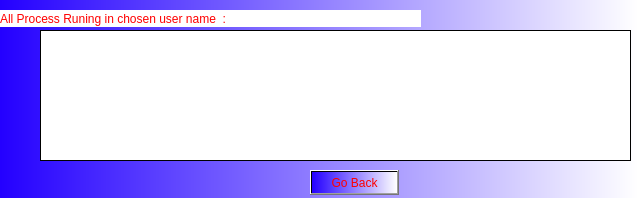
Old version of the form test2_b_r.ui in the repository ALITO1998/os-task.
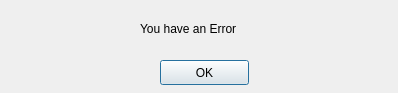
New version of the form.

What changed in the file:
```diff
--- a/test2_b_r.ui
+++ b/test2_b_r.ui
@@ -6,63 +6,40 @@
    <rect>
     <x>0</x>
     <y>0</y>
-    <width>638</width>
-    <height>198</height>
+    <width>398</width>
+    <height>93</height>
    </rect>
   </property>
   <property name="windowTitle">
    <string>Dialog</string>
   </property>
   <property name="styleSheet">
-   <string notr="true">background-color: qlineargradient(spread:pad, x1:0, y1:0, x2:1, y2:0, stop:0 rgba(36, 0, 255, 255), stop:1 rgba(255, 255, 255, 255));</string>
+   <string notr="true"/>
   </property>
-  <widget class="QLabel" name="label">
-   <property name="geometry">
-    <rect>
-     <x>0</x>
-     <y>10</y>
-     <width>421</width>
-     <height>17</height>
-    </rect>
-   </property>
-   <property name="styleSheet">
-    <string notr="true">background-color: qlineargradient(spread:pad, x1:0, y1:0, x2:1, y2:0, stop:0 rgba(255, 255, 255, 255));
-color: qlineargradient(spread:pad, x1:0, y1:0, x2:0, y2:0, stop:0 rgba(255, 0, 0, 255), stop:1 rgba(255, 255, 255, 255));
-font: 57 italic 18pt &quot;URW Chancery L&quot;;</string>
-   </property>
-   <property name="text">
-    <string>All Process Runing in chosen user name  :</string>
-   </property>
-  </widget>
   <widget class="QPushButton" name="pushButton">
    <property name="geometry">
     <rect>
-     <x>310</x>
-     <y>170</y>
+     <x>160</x>
+     <y>60</y>
      <width>89</width>
      <height>25</height>
     </rect>
    </property>
-   <property name="styleSheet">
-    <string notr="true">color: qlineargradient(spread:pad, x1:0, y1:0, x2:0, y2:0, stop:0 rgba(255, 0, 0, 255), stop:1 rgba(255, 255, 255, 255));</string>
-   </property>
    <property name="text">
-    <string>Go Back</string>
+    <string>OK</string>
    </property>
   </widget>
-  <widget class="QPlainTextEdit" name="plainTextEdit">
+  <widget class="QLabel" name="label">
    <property name="geometry">
     <rect>
-     <x>40</x>
-     <y>30</y>
-     <width>591</width>
-     <height>131</height>
+     <x>140</x>
+     <y>20</y>
+     <width>131</width>
+     <height>17</height>
     </rect>
    </property>
-   <property name="styleSheet">
-    <string notr="true">background-color: qlineargradient(spread:pad, x1:0, y1:0, x2:1, y2:0, stop:0 rgba(255, 255, 255, 255));
-font: 57 italic 12pt &quot;URW Chancery L&quot;;
-color: qlineargradient(spread:pad, x1:0, y1:0, x2:0, y2:0, stop:0 rgba(255, 0, 0, 255), stop:1 rgba(255, 255, 255, 255));</string>
+   <property name="text">
+    <string>You have an Error</string>
    </property>
   </widget>
  </widget>
```
